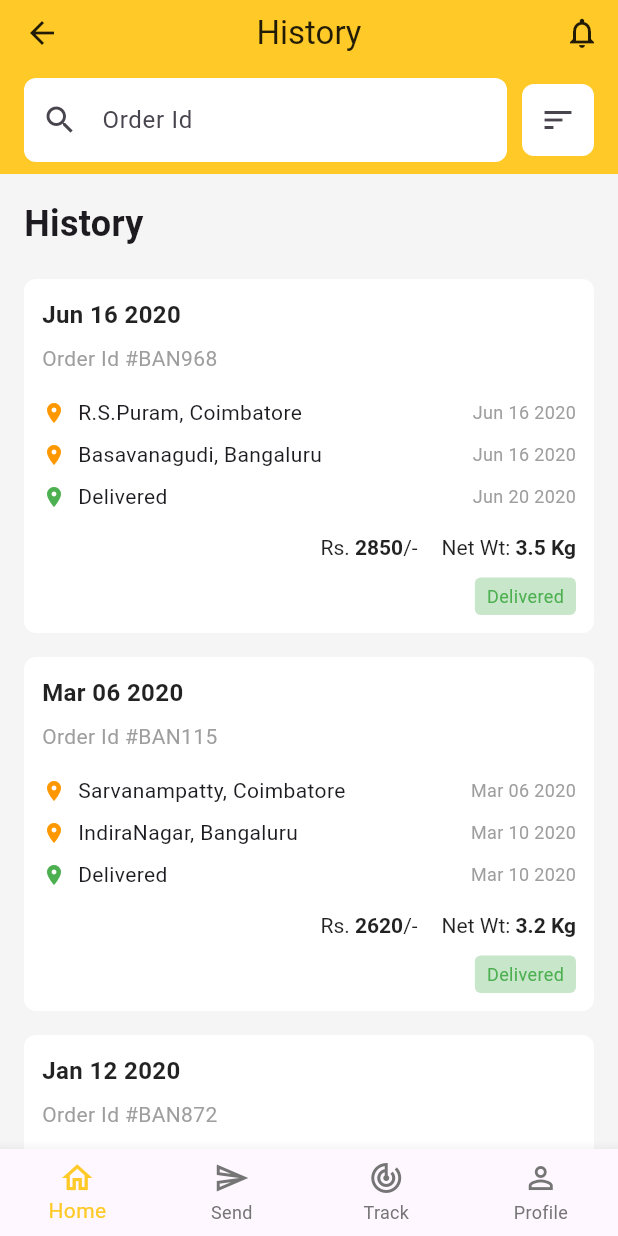
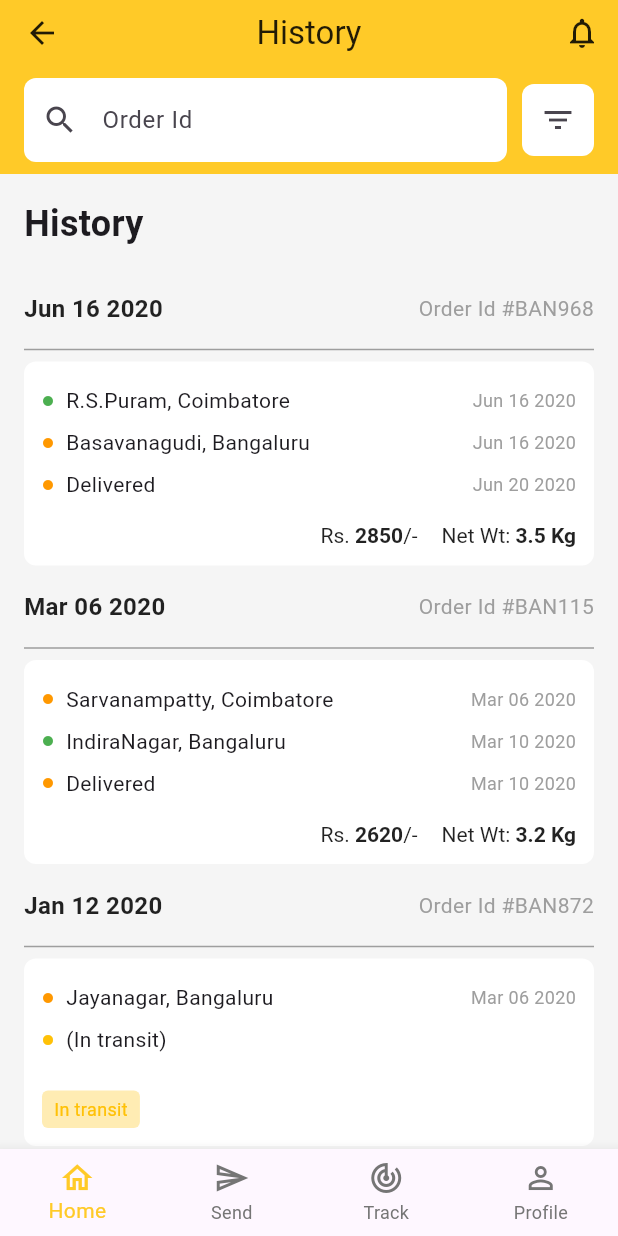
Before and after one commit to Prashantkumar957/Seller, a Flutter app: the HistoryScreen screen opened directly, on a phone screen of 412 x 824 dp. Run offline on Flutter 3.47's test engine with Material 3 defaults, Android fonts, the phone set to English and light mode, and no system bars; our stand-ins replace awesome_notifications, cached_network_image, cool_alert, dio, file_picker, flip_card and 27 more; missing offline and left inert: el_tooltip, flutter_downloader, flutter_email_sender, flutter_summernote, flutx, razorpay_flutter and 1 more; accounts and stored records are empty; network calls fail.

Commit message:
Seller App

```diff
--- a/seller/lib/logistics/shipping/history_screen.dart
+++ b/seller/lib/logistics/shipping/history_screen.dart
@@ -13,9 +13,9 @@ class _HistoryScreenState extends State<HistoryScreen> {
       'dateHeader': 'Jun 16 2020',
       'id': '#BAN968',
       'details': [
-        {'location': 'R.S.Puram, Coimbatore', 'date': 'Jun 16 2020'},
+        {'location': 'R.S.Puram, Coimbatore', 'date': 'Jun 16 2020', 'isDelivered': true},
         {'location': 'Basavanagudi, Bangaluru', 'date': 'Jun 16 2020'},
-        {'location': 'Delivered', 'date': 'Jun 20 2020', 'isDelivered': true},
+        {'location': 'Delivered', 'date': 'Jun 20 2020'},
       ],
       'amount': '2850',
       'weight': '3.5',
@@ -25,8 +25,8 @@ class _HistoryScreenState extends State<HistoryScreen> {
       'id': '#BAN115',
       'details': [
         {'location': 'Sarvanampatty, Coimbatore', 'date': 'Mar 06 2020'},
-        {'location': 'IndiraNagar, Bangaluru', 'date': 'Mar 10 2020'},
-        {'location': 'Delivered', 'date': 'Mar 10 2020', 'isDelivered': true},
+        {'location': 'IndiraNagar, Bangaluru', 'date': 'Mar 10 2020', 'isDelivered': true},
+        {'location': 'Delivered', 'date': 'Mar 10 2020'},
       ],
       'amount': '2620',
       'weight': '3.2',
@@ -39,14 +39,43 @@ class _HistoryScreenState extends State<HistoryScreen> {
         {'location': '(In transit)', 'date': null, 'isInTransit': true},
       ],
     },
+    {
+      'dateHeader': 'Jan 12 2020', // Another order for the same date to test grouping
+      'id': '#BAN873',
+      'details': [
+        {'location': 'Some Other Place', 'date': 'Jan 13 2020'},
+      ],
+    },
   ];
+
+  // Group orders by dateHeader
+  Map<String, List<Map<String, dynamic>>> _groupedOrders = {};
+
+  @override
+  void initState() {
+    super.initState();
+    _groupOrdersByDate();
+  }
+
+  void _groupOrdersByDate() {
+    _groupedOrders = {};
+    for (var order in orders) {
+      final dateHeader = order['dateHeader'] as String;
+      if (!_groupedOrders.containsKey(dateHeader)) {
+        _groupedOrders[dateHeader] = [];
+      }
+      _groupedOrders[dateHeader]!.add(order);
+    }
+  }
 
   @override
   Widget build(BuildContext context) {
+    print(_groupedOrders);
+
     return Scaffold(
       backgroundColor: Colors.grey.shade100,
       appBar: AppBar(
-        backgroundColor: Colors.amber.shade400, // Match the yellow-orange
+        backgroundColor: Colors.amber.shade400,
         elevation: 0,
         leading: IconButton(
           icon: const Icon(Icons.arrow_back, color: Colors.black87),
@@ -89,7 +118,7 @@ class _HistoryScreenState extends State<HistoryScreen> {
                     borderRadius: BorderRadius.circular(8.0),
                   ),
                   child: IconButton(
-                    icon: const Icon(Icons.sort),
+                    icon: const Icon(Icons.filter_list),
                     onPressed: () {
                       // Handle filter/sort
                     },
@@ -110,55 +139,51 @@ class _HistoryScreenState extends State<HistoryScreen> {
               style: TextStyle(fontSize: 24, fontWeight: FontWeight.bold),
             ),
             const SizedBox(height: 20),
-            ListView.separated(
-              physics: const NeverScrollableScrollPhysics(),
-              shrinkWrap: true,
-              itemCount: orders.length,
-              separatorBuilder: (context, index) => const SizedBox(height: 16), // Space between orders
-              itemBuilder: (context, index) {
-                final order = orders[index];
+            ..._groupedOrders.keys.map((date) {
+              final orderListForDate = _groupedOrders[date]!;
+              return Column(
+                crossAxisAlignment: CrossAxisAlignment.start,
+                children: [
+                  Padding(
+                    padding: const EdgeInsets.symmetric(vertical: 8.0),
+                    child: Row(
+                      mainAxisAlignment: MainAxisAlignment.spaceBetween,
+                      children: [
+                        Text(
+                          date,
+                          style: const TextStyle(fontSize: 16, fontWeight: FontWeight.bold, color: Colors.black87),
+                        ),
+                        Text(
+                          'Order Id ${orderListForDate.first['id'] ?? 'N/A'}', // Use the first order's ID as a representative
+                          style: const TextStyle(fontSize: 14, color: Colors.grey),
+                        ),
+                      ],
+                    ),
+                  ),
+                  const Divider(color: Colors.grey),
+                  ...orderListForDate.map((order) {
                     return Container(
                       padding: const EdgeInsets.all(12),
                       decoration: BoxDecoration(
                         color: Colors.white,
                         borderRadius: BorderRadius.circular(8.0),
                       ),
+                      margin: const EdgeInsets.only(bottom: 8.0), // Add some spacing between individual orders
                       child: Column(
                         crossAxisAlignment: CrossAxisAlignment.start,
                         children: [
-                      Text(
-                        order['dateHeader'],
-                        style: const TextStyle(
-                          fontSize: 16,
-                          fontWeight: FontWeight.bold,
-                          color: Colors.black87,
-                        ),
-                      ),
-                      const SizedBox(height: 8),
-                      Row(
-                        mainAxisAlignment: MainAxisAlignment.spaceBetween,
-                        children: [
-                          Text(
-                            'Order Id ${order['id']}',
-                            style: const TextStyle(
-                              fontSize: 14,
-                              color: Colors.grey,
-                            ),
-                          ),
-                          // You might want to add a status here if available
-                        ],
-                      ),
-                      const SizedBox(height: 12),
+                          // We've already displayed the date and order ID above the group
                           Column(
                             crossAxisAlignment: CrossAxisAlignment.start,
-                        children: order['details'].map<Widget>((detail) {
+                            children: (order['details'] as List<dynamic>?)?.map<Widget>((detail) {
+                              if (detail is Map<String, dynamic>) {
                                 return Padding(
                                   padding: const EdgeInsets.symmetric(vertical: 4.0),
                                   child: Row(
                                     children: [
                                       Icon(
-                                  Icons.location_on,
-                                  size: 16,
+                                        Icons.circle,
+                                        size: 8,
                                         color: detail['isDelivered'] == true
                                             ? Colors.green
                                             : detail['isInTransit'] == true
@@ -168,21 +193,24 @@ class _HistoryScreenState extends State<HistoryScreen> {
                                       const SizedBox(width: 8),
                                       Expanded(
                                         child: Text(
-                                    detail['location'],
+                                          detail['location'] ?? '',
                                           style: const TextStyle(fontSize: 14),
                                         ),
                                       ),
                                       if (detail['date'] != null) ...[
                                         const SizedBox(width: 8),
                                         Text(
-                                    detail['date'],
+                                          detail['date']!,
                                           style: const TextStyle(fontSize: 12, color: Colors.grey),
                                         ),
                                       ],
                                     ],
                                   ),
                                 );
-                        }).toList(),
+                              }
+                              return const SizedBox.shrink();
+                            }).toList() ??
+                                [],
                           ),
                           const SizedBox(height: 12),
                           if (order.containsKey('amount'))
@@ -195,7 +223,7 @@ class _HistoryScreenState extends State<HistoryScreen> {
                                     children: [
                                       const TextSpan(text: 'Rs. '),
                                       TextSpan(
-                                    text: order['amount'],
+                                        text: order['amount'] ?? '0',
                                         style: const TextStyle(fontWeight: FontWeight.bold),
                                       ),
                                       const TextSpan(text: '/-'),
@@ -209,7 +237,7 @@ class _HistoryScreenState extends State<HistoryScreen> {
                                     children: [
                                       const TextSpan(text: 'Net Wt: '),
                                       TextSpan(
-                                    text: '${order['weight']} Kg',
+                                        text: '${order['weight'] ?? '0'} Kg',
                                         style: const TextStyle(fontWeight: FontWeight.bold),
                                       ),
                                     ],
@@ -217,10 +245,10 @@ class _HistoryScreenState extends State<HistoryScreen> {
                                 ),
                               ],
                             ),
-                      if (order['details'].last['isDelivered'] == true) ...[
-                        const SizedBox(height: 12),
+                          if (order['details'] != null && order['details'].isNotEmpty && order['details'].last.containsKey('isDelivered') && order['details'].last['isDelivered'] == true) ...[
+                            const SizedBox(height: 8),
                             Align(
-                          alignment: Alignment.centerRight,
+                              alignment: Alignment.centerLeft,
                               child: Container(
                                 padding: const EdgeInsets.symmetric(horizontal: 8, vertical: 4),
                                 decoration: BoxDecoration(
@@ -234,10 +262,10 @@ class _HistoryScreenState extends State<HistoryScreen> {
                               ),
                             ),
                           ],
-                      if (order['details'].last.containsKey('isInTransit') && order['details'].last['isInTransit'] == true) ...[
-                        const SizedBox(height: 12),
+                          if (order['details'] != null && order['details'].isNotEmpty && order['details'].last.containsKey('isInTransit') && order['details'].last['isInTransit'] == true) ...[
+                            const SizedBox(height: 8),
                             Align(
-                          alignment: Alignment.centerRight,
+                              alignment: Alignment.centerLeft,
                               child: Container(
                                 padding: const EdgeInsets.symmetric(horizontal: 8, vertical: 4),
                                 decoration: BoxDecoration(
@@ -254,8 +282,10 @@ class _HistoryScreenState extends State<HistoryScreen> {
                         ],
                       ),
                     );
-              },
-            ),
+                  }).toList(),
+                ],
+              );
+            }).toList(),
           ],
         ),
       ),
--- a/seller/lib/main.dart
+++ b/seller/lib/main.dart
@@ -9,7 +9,7 @@ import 'package:seller/views/splash_screen.dart';
 import 'package:seller/logistics/shipping/estimate_screen.dart';
 import 'app_constants.dart';
 import 'package:seller/logistics/shipping/history_screen.dart';
-
+import 'package:seller/logistics/shipping/DeliveryStatusScreen.dart';
 Future<void> main() async {
 
   AwesomeNotifications().initialize(
@@ -80,7 +80,7 @@ class MyApp extends StatelessWidget {
         colorScheme: ColorScheme.fromSeed(seedColor: Colors.deepPurple),
         useMaterial3: true,
       ),
-      home:  HistoryScreen(),
+      home:  DeliveryStatusScreen(),
     );
   }
 }
--- a/seller/pubspec.yaml
+++ b/seller/pubspec.yaml
@@ -36,6 +36,7 @@ dependencies:
   # Use with the CupertinoIcons class for iOS style icons.
   cupertino_icons: ^1.0.8
   material_design_icons_flutter: ^7.0.7296
+  timeline_tile: ^2.0.0
   http: ^1.1.0
   flutter_feather_icons: ^2.0.0+1
   provider: ^6.1.2
```
Also changed, not shown: seller/lib/logistics/shipping/DeliveryStatusScreen.dart (added, +220 -0 lines), seller/pubspec.lock. Lines whose indentation alone changed are shown as unchanged.
